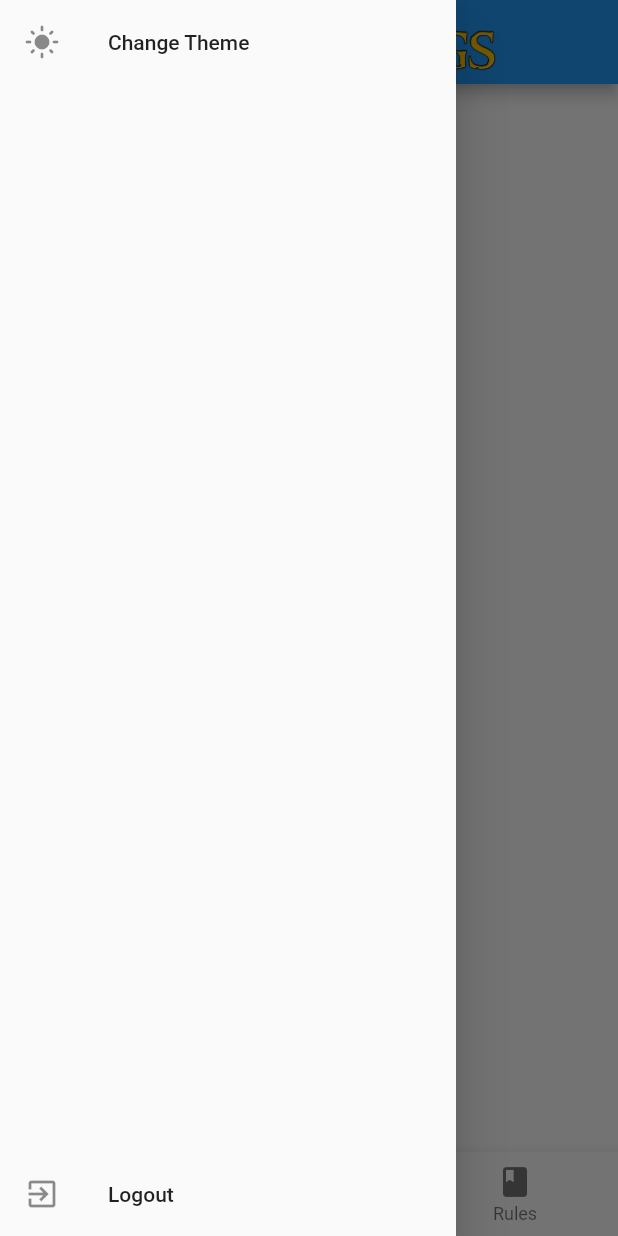
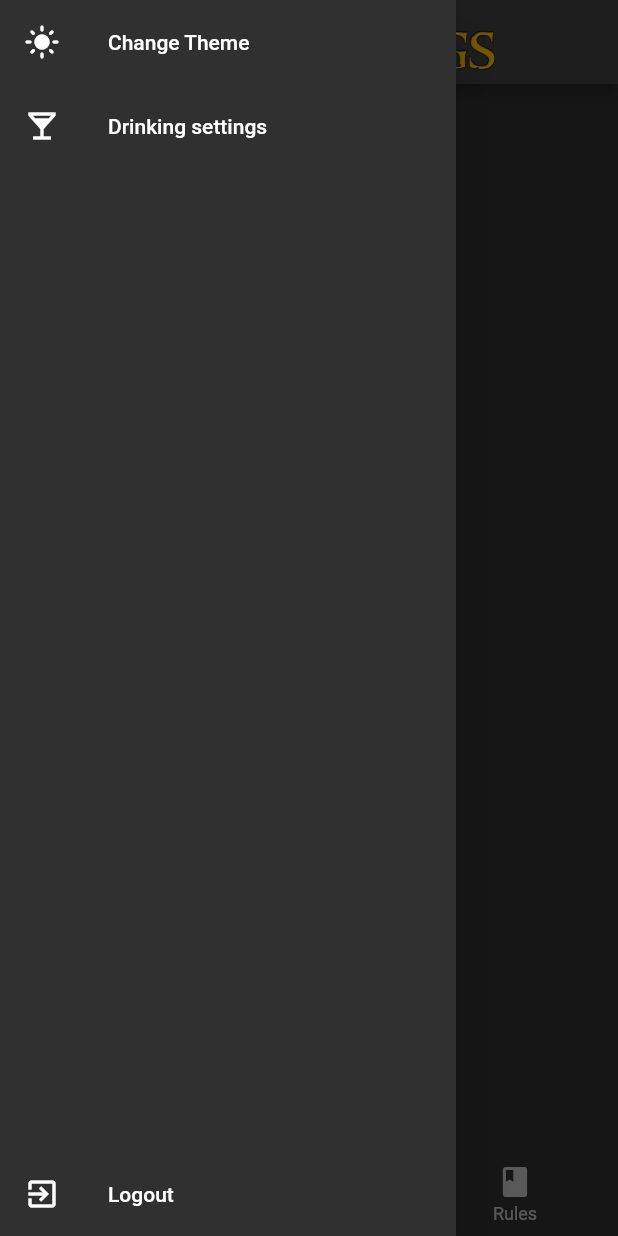
Before and after one commit to snorreks/lotr_drinking_game, a Flutter app: the RootView screen opened directly with empty values, in the side drawer, after a tap on "Change Theme", on a phone screen of 412 x 824 dp. Run offline on Flutter 3.47's test engine with Material 2 defaults, Android fonts, the phone set to English and light mode, and no system bars; our stand-ins replace cloud_firestore, community_charts_flutter, firebase_core, flutter_riverpod, go_router, hive_flutter and 2 more; accounts and stored records are empty; Roboto replaces fonts that are missing (Georgia, Hind).

Commit message:
Theme switching + Merry and Pippin bug fix

```diff
--- a/lib/ui/themes.dart
+++ b/lib/ui/themes.dart
@@ -35,3 +35,12 @@ final ThemeData darkTheme = ThemeData(
         TextStyle(fontSize: 14, fontFamily: 'Hind', color: Colors.white),
   ),
 );
+
+class ThemeProvider extends ChangeNotifier {
+  ThemeMode themeMode = ThemeMode.system;
+
+  void toggleTheme() {
+    themeMode = themeMode == ThemeMode.dark ? ThemeMode.light : ThemeMode.dark;
+    notifyListeners();
+  }
+}
--- a/lib/ui/views/character/character_view_model.dart
+++ b/lib/ui/views/character/character_view_model.dart
@@ -39,7 +39,7 @@ class CharacterViewModel extends BaseViewModel {
   }
 
   bool isTaken(Fellowship fellowship, Character character) {
-    if (character == Character.merryAndPippin) {
+    if (character == Character.merrypippin) {
       return false;
     }
 
--- a/lib/ui/views/root/root_view.dart
+++ b/lib/ui/views/root/root_view.dart
@@ -1,6 +1,7 @@
 import 'package:flutter/material.dart';
 import 'package:flutter_riverpod/flutter_riverpod.dart';
 import '../../../constants/characters.dart';
+import '../../../services/app/application_service.dart';
 import 'root_view_model.dart';
 
 class RootView extends ConsumerWidget {
@@ -75,9 +76,17 @@ class RootView extends ConsumerWidget {
               leading: const Icon(Icons.light_mode),
               title: const Text('Change Theme'),
               onTap: () {
-                // Add your change theme function here
+                if (ref.read(applicationService).themeMode == ThemeMode.dark) {
+                  ref.read(applicationService).changeTheme(ThemeMode.light);
+                } else {
+                  ref.read(applicationService).changeTheme(ThemeMode.dark);
+                }
               },
             ),
+            ListTile(
+                leading: const Icon(Icons.local_bar),
+                title: const Text('Drinking settings'),
+                onTap: () {}),
             const Spacer(), // Pushes the logout button to the bottom
             ListTile(
               leading: const Icon(Icons.exit_to_app),
--- a/lib/ui/views/root/root_view_model.dart
+++ b/lib/ui/views/root/root_view_model.dart
@@ -4,10 +4,13 @@ import '../../../common/base_view_model.dart';
 import '../../../constants/characters.dart';
 import '../../../services/api/fellowship_service.dart';
 import '../../../services/app/router_service.dart';
+import '../../themes.dart';
 
 class RootViewModel extends BaseViewModel {
   RootViewModel(this._ref);
   final Ref _ref;
+  final ChangeNotifierProvider<ThemeProvider> themeProvider =
+      ChangeNotifierProvider((_) => ThemeProvider());
 
   int get currentIndex {
     final String location = _ref.read(routerService).router.location;
@@ -38,6 +41,10 @@ class RootViewModel extends BaseViewModel {
     _ref.read(routerService).go(Location.login);
   }
 
+  void changeTheme() {
+    _ref.read(themeProvider).toggleTheme();
+  }
+
   Stream<Character?> get characterStream =>
       _ref.read(fellowshipService).characterStream;
 }
--- a/lib/ui/views/rules/rules_view.dart
+++ b/lib/ui/views/rules/rules_view.dart
@@ -2,10 +2,10 @@ library rules_view;
 
 import 'package:flutter/material.dart';
 import 'package:flutter_riverpod/flutter_riverpod.dart';
+import '../../../constants/characters.dart';
 import '../../../constants/game_rules.dart';
+import '../character/character_view.dart';
 import 'rules_view_model.dart';
-import '../../../constants/characters.dart';
-import '../character/character_view.dart';
 
 part 'rules_mobile.dart';
 
```
Also changed, not shown: lib/constants/characters.dart (+7 -7 lines), lib/ui/views/home/home_mobile.dart (+13 -6 lines), lib/ui/views/home/home_view_model.dart (+45 -3 lines), assets/images/characters/merrypippin.png (renamed from assets/images/characters/merrynpippin.png), lib/models/fellowship_member.g.dart.
